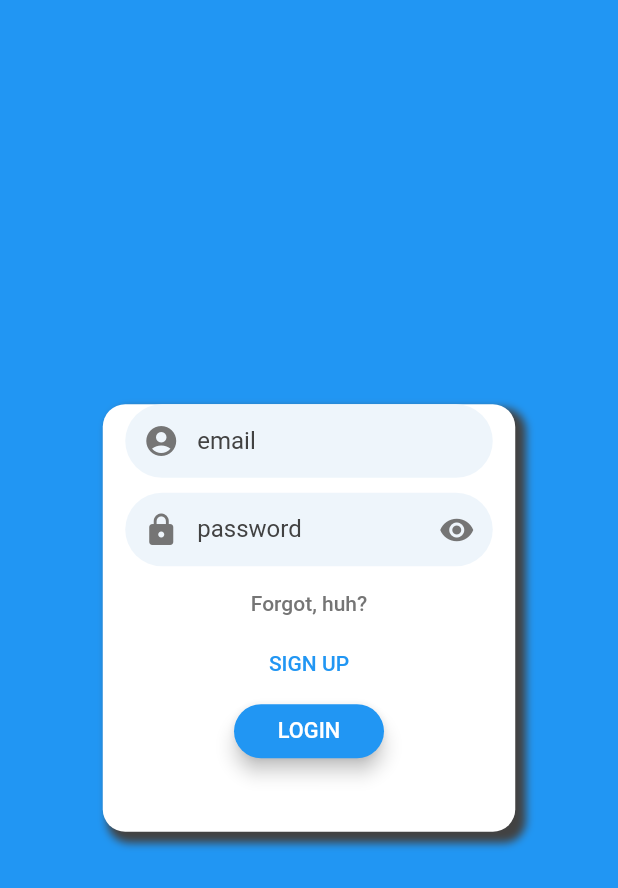
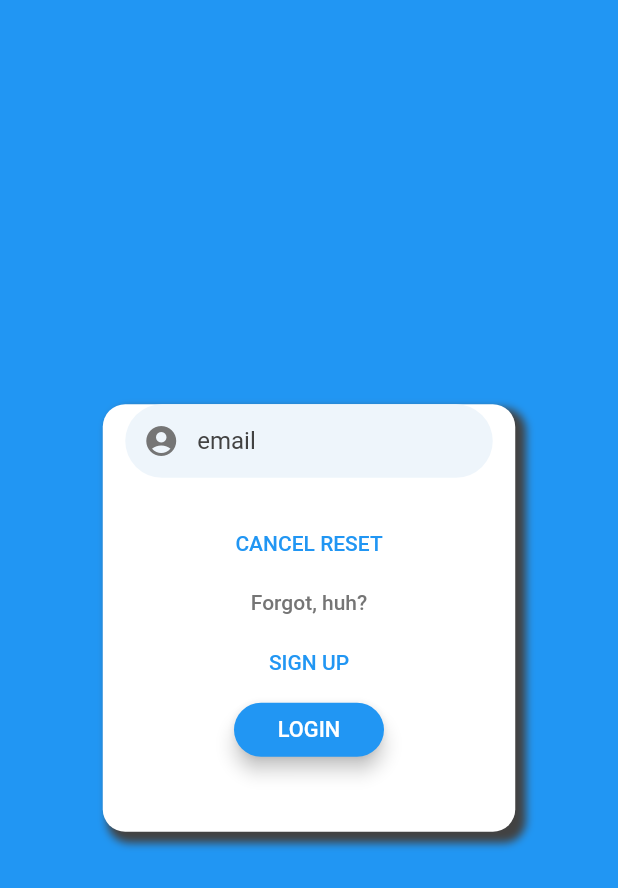
Before and after one commit to psygo/flutter_firebase_auth_benchmark, a Flutter app: the screen it shows after launch, after a tap on "Forgot, huh?", on a phone screen of 412 x 824 dp. Shown: the top 888 px of the screen. Run offline on Flutter 3.47's test engine with Material 2 defaults, Android fonts, the phone set to English and light mode, and no system bars.

Commit message:
added switch dynamics for changing to password reset mode | added an exception for invalid login workflow

```diff
--- /dev/null
+++ b/lib/exceptions/login.dart
@@ -0,0 +1,4 @@
+class InvalidLoginWorkFlowException implements Exception {
+  String cause;
+  InvalidLoginWorkFlowException(this.cause);
+}
--- a/lib/screens/login_screen.dart
+++ b/lib/screens/login_screen.dart
@@ -1,4 +1,5 @@
 import 'package:flutter/material.dart';
+import 'package:flutter_firebase_auth_benchmark/exceptions/login.dart';
 
 import '../theme/auxiliary_theming.dart';
 import '../theme/colors.dart';
@@ -23,6 +24,22 @@ class LoginScreen extends StatefulWidget {
 }
 
 class _LoginScreenState extends State<LoginScreen> {
+  LoginSubWorkflow _loginSubWorkflow = LoginSubWorkflow.login;
+
+  void _switchWorkFlow(LoginSubWorkflow loginSubWorkflow){
+    switch (loginSubWorkflow){
+      case LoginSubWorkflow.login:
+        break;
+      case LoginSubWorkflow.passwordReset:
+        setState(() => _loginSubWorkflow = LoginSubWorkflow.passwordReset);
+        break;
+      case LoginSubWorkflow.signUp:
+        break;
+      default:
+        throw InvalidLoginWorkFlowException('This workflow should not exist.');
+    }
+  }
+
   @override
   Widget build(BuildContext context) {
     return Scaffold(
@@ -49,7 +66,8 @@ class _LoginScreenState extends State<LoginScreen> {
                       SizedBox(
                         height: LoginScreen.fieldsSpacing,
                       ),
-                      AuthTextFormField(
+                      _loginSubWorkflow == LoginSubWorkflow.login
+                        ? AuthTextFormField(
                             key: Key('password_field'),
                             keyboardType: TextInputType.visiblePassword,
                             hintText: 'password',
@@ -57,18 +75,38 @@ class _LoginScreenState extends State<LoginScreen> {
                             labelText: 'password',
                             icon: Icons.lock,
                             obscureText: true,
-                      ),
+                          )
+                        : Container(),
                       SizedBox(
                         height: LoginScreen.fieldsButtonsSpacing,
                       ),
+                      _loginSubWorkflow == LoginSubWorkflow.passwordReset
+                        ? Row(
+                            mainAxisAlignment: MainAxisAlignment.center,
+                            children: <Widget>[
+                              FlatButton(
+                                key: Key('cancel_reset'),
+                                onPressed: () => _switchWorkFlow(LoginSubWorkflow.login),
+                                child: Text(
+                                  'CANCEL RESET',
+                                  style: TextStyle(
+                                    color: BasicColors.blue,
+                                  ),
+                                ),
+                              )
+                            ],
+                          )
+                        : Container(),
                       ButtonAlignmentWrapper(
                         height: 30,
                         child: FlatButton(
                           key: Key('forgot_password_button'),
-                          onPressed: () {},
+                          onPressed: () => _switchWorkFlow(LoginSubWorkflow.passwordReset),
                           child: Text(
                             'Forgot, huh?',
-                            style: TextStyle(color: BasicColors.grey600),
+                            style: TextStyle(
+                              color: BasicColors.grey600,
+                            ),
                           ),
                         ),
                       ),
@@ -138,6 +176,7 @@ class ButtonAlignmentWrapper extends StatelessWidget {
         children: <Widget>[
           child,
         ],
-        ));
+      )
+    );
   }
 }
```
Also changed, not shown: 1 other file. Lines whose indentation alone changed are shown as unchanged.
